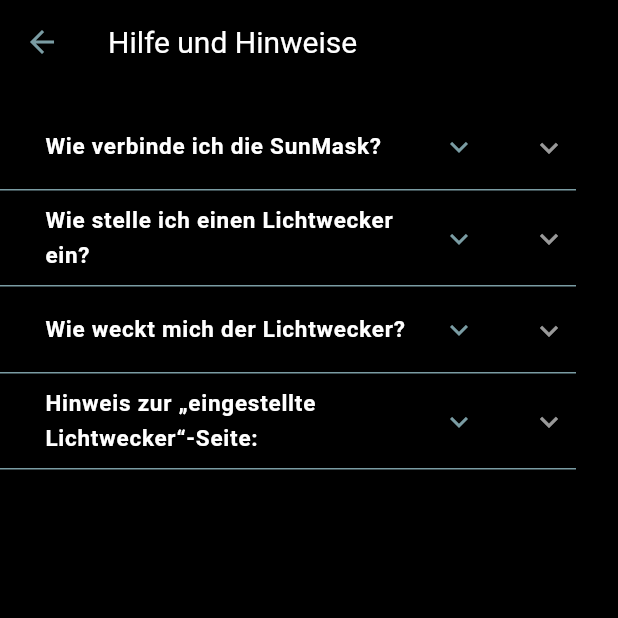
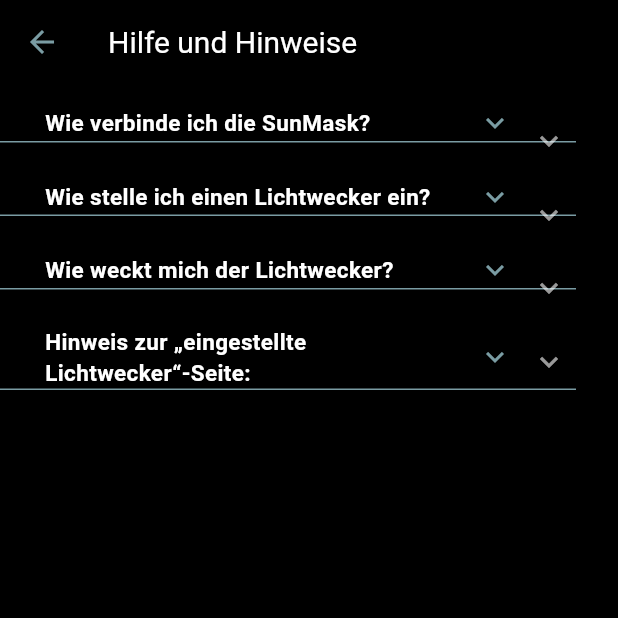
Before and after one commit to SomnusSunMask/SunMask-new, a Flutter app: the InfoPage screen opened directly, on a phone screen of 412 x 824 dp, the top half of it. Run offline on Flutter 3.47's test engine with Material 3 defaults, Android fonts, the phone set to English and light mode, and no system bars; our stand-ins replace flutter_blue_plus, geolocator, shared_preferences; missing offline and left inert: app_settings; accounts and stored records are empty.

Commit message:
Update main.dart

```diff
--- a/lib/main.dart
+++ b/lib/main.dart
@@ -687,6 +687,8 @@ Widget buildRequirementRow({
 // InfoPage - NEUE Hilfeseite
 // ============================
 
+// InfoPage - Hilfe- und Hinweiseseite mit perfektem Pfeil
+
 class InfoPage extends StatefulWidget {
   const InfoPage({super.key});
 
@@ -694,7 +696,7 @@ class InfoPage extends StatefulWidget {
   State<InfoPage> createState() => _InfoPageState();
 }
 
-class _InfoPageState extends State<InfoPage> {
+class _InfoPageState extends State<InfoPage> with SingleTickerProviderStateMixin {
   final blaugrau = const Color(0xFF7A9CA3);
   int? _currentPanelIndex;
 
@@ -702,15 +704,10 @@ class _InfoPageState extends State<InfoPage> {
   Widget build(BuildContext context) {
     return Theme(
       data: Theme.of(context).copyWith(
-        dividerColor: Colors.transparent, // Standard-Linien unsichtbar
-        unselectedWidgetColor: blaugrau, // Pfeil in geschlossenem Zustand
+        dividerColor: Colors.transparent,
+        unselectedWidgetColor: Colors.transparent, // Standard-Pfeil unsichtbar
         colorScheme: ColorScheme.dark(
-          primary: blaugrau, // Pfeil in geöffnetem Zustand
-        ),
-        iconTheme: IconThemeData(color: blaugrau), // <- Blaugraue Pfeilfarbe
-        expansionTileTheme: ExpansionTileThemeData(
-          iconColor: blaugrau,
-          collapsedIconColor: blaugrau,
+          primary: Colors.transparent, // Standard-Pfeil unsichtbar
         ),
       ),
       child: Scaffold(
@@ -793,15 +790,20 @@ class _InfoPageState extends State<InfoPage> {
     required String title,
     required Widget content,
   }) {
+    final isExpanded = _currentPanelIndex == index;
+
     return ExpansionPanelRadio(
       value: index,
       backgroundColor: Colors.black,
-    headerBuilder: (context, isExpanded) {
+      headerBuilder: (context, _) {
         return Column(
-        crossAxisAlignment: CrossAxisAlignment.start,
-        children: [
-          ListTile(
-            title: Text(
+          children: [
+            Row(
+              children: [
+                Expanded(
+                  child: Padding(
+                    padding: const EdgeInsets.symmetric(horizontal: 16.0),
+                    child: Text(
                       title,
                       style: const TextStyle(
                         fontSize: 15,
@@ -809,20 +811,23 @@ class _InfoPageState extends State<InfoPage> {
                         color: Colors.white,
                       ),
                     ),
-            trailing: AnimatedRotation(
+                  ),
+                ),
+                AnimatedRotation(
                   turns: isExpanded ? 0.5 : 0.0,
-              duration: const Duration(milliseconds: 200),
-              child: const Icon(
+                  duration: const Duration(milliseconds: 400),
+                  child: Icon(
                     Icons.expand_more,
-                color: Color(0xFF7A9CA3), // Blaugrau
-              ),
-            ),
+                    color: blaugrau,
+                  ),
+                ),
+              ],
             ),
             Container(
               margin: const EdgeInsets.symmetric(horizontal: -42),
               width: double.infinity,
               height: 1,
-            color: const Color(0xFF7A9CA3),
+              color: blaugrau,
             ),
           ],
         );
@@ -834,6 +839,7 @@ class _InfoPageState extends State<InfoPage> {
     );
   }
 }
+
 
 
 // Teil 2: DeviceControlPage komplett + DeviceOverviewPage
```
Lines whose indentation alone changed are shown as unchanged.
